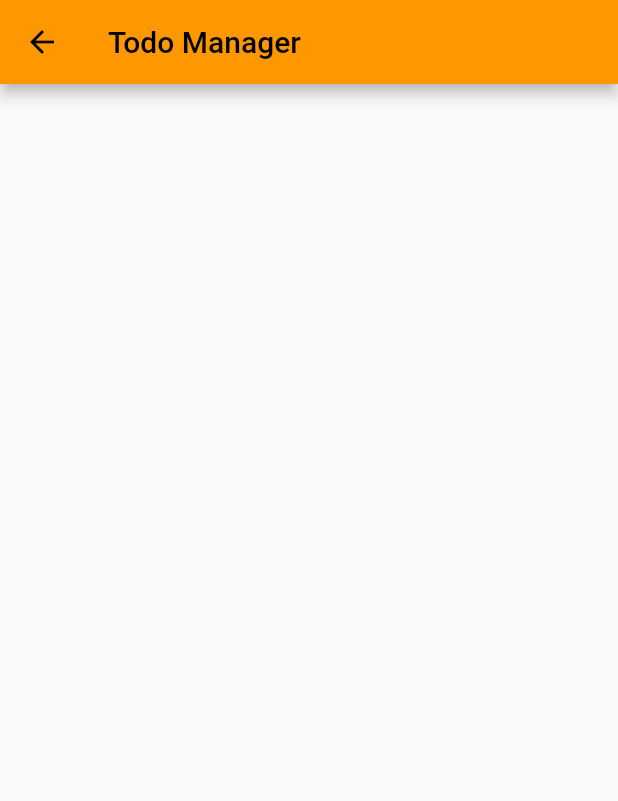
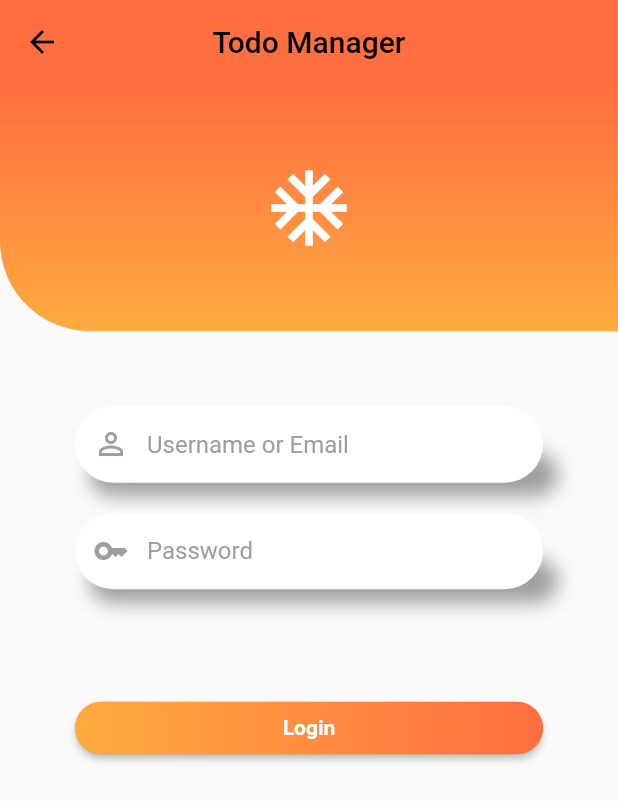
Before and after one commit to bimba9944/Flutter_Todo, a Flutter app: the LogIn screen opened by its route, on a phone screen of 412 x 824 dp. Shown: the top 801 px of the screen. Run offline on Flutter 3.47's test engine with Material 2 defaults, Android fonts, the phone set to English and light mode, and no system bars.

```diff
--- a/lib/buttonItem.dart
+++ b/lib/buttonItem.dart
@@ -6,13 +6,16 @@ class ButtonItem extends StatelessWidget {
 
   ButtonItem(this.buttonTxt);
 
+
   @override
   Widget build(BuildContext context) {
     return Container(
       padding: const EdgeInsets.symmetric(vertical: 5, horizontal: 50),
       height: 45.0,
       child: ElevatedButton(
-        onPressed: () {},
+        onPressed: () {
+          Navigator.pushNamed(context, '/PageAfterLogIn');
+        },
         style: ElevatedButton.styleFrom(
           shape: RoundedRectangleBorder(
             borderRadius: BorderRadius.circular(20),
--- a/lib/logIn.dart
+++ b/lib/logIn.dart
@@ -1,4 +1,7 @@
 import 'package:flutter/material.dart';
+
+import 'package:todo/buttonItem.dart';
+import 'package:todo/inputItems.dart';
 
 class LogIn extends StatefulWidget {
   const LogIn({Key? key}) : super(key: key);
@@ -11,8 +14,64 @@ class _LogInState extends State<LogIn> {
   @override
   Widget build(BuildContext context) {
     return Scaffold(
-      appBar: AppBar(title: Text('Todo Manager')),
-
+      appBar: AppBar(
+        title: const Text('Todo Manager'),
+        centerTitle: true,
+        //backgroundColor: Colors.deepOrange,
+        elevation: 0,
+        flexibleSpace: Container(
+          decoration: const BoxDecoration(
+            gradient: LinearGradient(
+                begin: Alignment.center,
+                end: Alignment.bottomCenter,
+                colors: [Colors.deepOrangeAccent, Colors.deepOrangeAccent]),
+          ),
+        ),
+      ),
+      body: SingleChildScrollView(
+        child: Column(
+          children: [
+            Container(
+              height: MediaQuery.of(context).size.height * 0.2,
+              width: MediaQuery.of(context).size.width * 1,
+              decoration: BoxDecoration(
+                color: Theme.of(context).primaryColor,
+                borderRadius: const BorderRadius.only(
+                  bottomLeft: Radius.circular(60),
+                ),
+                gradient: const LinearGradient(
+                  begin: Alignment.topCenter,
+                  end: Alignment.bottomCenter,
+                  colors: [
+                    Colors.deepOrangeAccent,
+                    Colors.orangeAccent,
+                  ],
+                ),
+              ),
+              child: Column(
+                crossAxisAlignment: CrossAxisAlignment.center,
+                mainAxisAlignment: MainAxisAlignment.center,
+                children: const <Widget>[
+                  Icon(
+                    Icons.ac_unit,
+                    color: Colors.white,
+                    size: 60,
+                  ),
+                ],
+              ),
+            ),
+            const SizedBox(
+              height: 40,
+            ),
+            InputItems(Icons.perm_identity, 'Username or Email'),
+            InputItems(Icons.key, 'Password'),
+            const SizedBox(
+              height: 60,
+            ),
+            ButtonItem('Login'),
+          ],
+        ),
+      ),
     );
   }
 }
--- a/lib/main.dart
+++ b/lib/main.dart
@@ -2,6 +2,7 @@ import 'package:flutter/material.dart';
 
 import 'package:todo/signUp.dart';
 import 'logIn.dart';
+import './pageAfterLogIn.dart';
 
 void main() {
   runApp(const MyApp());
@@ -21,6 +22,7 @@ class MyApp extends StatelessWidget {
       home: SignUp(),
       routes: {
         '/LogIn': (context) => LogIn(),
+        '/PageAfterLogIn' : (context) => PageAfterLogIn(),
       },
     );
   }
```
Also changed, not shown: lib/pageAfterLogIn.dart (added, +48 -0 lines).
